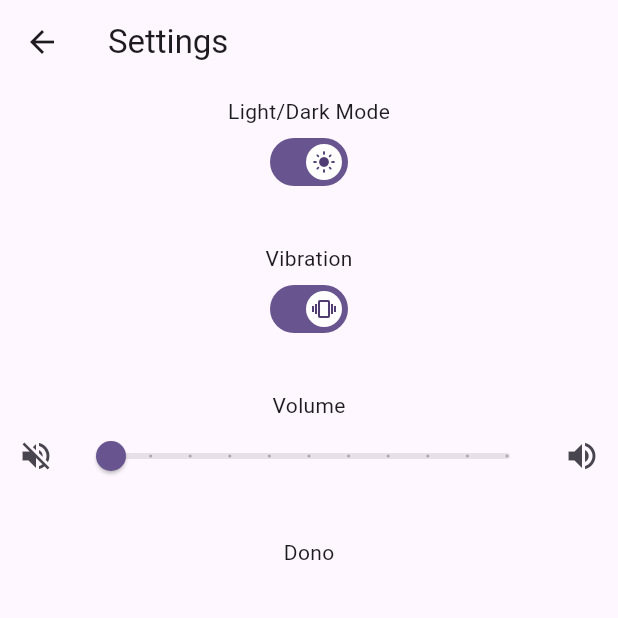
After one commit to Rollemann/WorkoutTemplateApp, a Flutter app: the screen it shows after launch, after a tap on the "settings" icon, on a phone screen of 412 x 824 dp, the top half of it. The commit adds this screen. Run offline on Flutter 3.47's test engine with Material 3 defaults, Android fonts, the light colour scheme and no system bars; our stand-ins replace shared_preferences.

Commit message:
Settings

```diff
--- a/workouttemplateapp/lib/app.dart
+++ b/workouttemplateapp/lib/app.dart
@@ -20,20 +20,17 @@ class App extends StatelessWidget {
 
 /* TODO
 - Rows:
-  - Row für Exercise auf Zeit
+  - Row für Exercise auf Zeit (Start Knopf)
   (- Animation beim löschen und hinzugfügen von Rows)
-  - Popup wo Zeit läuft?
 
 - Daten persistent speichern
-- Anzahl Pläne und Reihen beschränken Und text input
+- Anzahl Pläne und Reihen beschränken und text input Länge
 - Extra Fenster zum Pläne in der Reihenfolge zu ändern.
 
 - Pläne teilen über verschiedene Kanäle (extra Fenster wo man anhaken kann welche)
 - Pläne auch wieder öffnen können mit der App.
 
 - Settings:
-  - Settings Knopf in Appbar
-  - Settingsseite
   - Donations
   - Tag/Nacht Modus
   - Ton / Vibration wenn Timer Ende ist
--- a/workouttemplateapp/lib/screens/mainScreen.dart
+++ b/workouttemplateapp/lib/screens/mainScreen.dart
@@ -4,7 +4,7 @@ import 'package:flutter/material.dart';
 import 'package:workouttemplateapp/dbHandler.dart';
 import 'package:workouttemplateapp/screens/mainWidgets/templateDetails.dart';
 import 'package:workouttemplateapp/screens/mainWidgets/templatesNavigation.dart';
-
+import 'package:workouttemplateapp/screens/settingsScreen.dart';
 
 class MainScreen extends StatefulWidget {
   const MainScreen({super.key});
@@ -29,6 +29,18 @@ class _MainScreenState extends State<MainScreen> {
           appBar: AppBar(
             backgroundColor: Colors.amber,
             title: const Text("Test"),
+            actions: [
+              IconButton(
+                onPressed: () {
+                  Navigator.push(
+                      context,
+                      MaterialPageRoute(
+                        builder: (context) => const SettingsScreen(),
+                      ));
+                },
+                icon: const Icon(Icons.settings),
+              )
+            ],
           ),
           body: Column(
             children: [
--- /dev/null
+++ b/workouttemplateapp/lib/screens/settingsScreen.dart
@@ -0,0 +1,119 @@
+import 'package:flutter/material.dart';
+
+class SettingsScreen extends StatefulWidget {
+  const SettingsScreen({super.key});
+
+  @override
+  State<SettingsScreen> createState() => _SettingsScreenState();
+}
+
+class _SettingsScreenState extends State<SettingsScreen> {
+  bool lightMode = true;
+  bool vibration = true;
+  double volume = 0;
+
+  final MaterialStateProperty<Icon?> thumbIconLightDark =
+      MaterialStateProperty.resolveWith<Icon?>(
+    (Set<MaterialState> states) {
+      if (states.contains(MaterialState.selected)) {
+        return const Icon(Icons.light_mode);
+      }
+      return const Icon(Icons.dark_mode);
+    },
+  );
+
+  final MaterialStateProperty<Icon?> thumbIconVibration =
+      MaterialStateProperty.resolveWith<Icon?>(
+    (Set<MaterialState> states) {
+      if (states.contains(MaterialState.selected)) {
+        return const Icon(Icons.vibration);
+      }
+      return const Icon(Icons.not_interested);
+    },
+  );
+
+  @override
+  Widget build(BuildContext context) {
+    return Scaffold(
+      appBar: AppBar(
+        title: const Text("Settings"),
+      ),
+      body: Center(
+        child: Column(
+          children: [
+            const Padding(
+              padding: EdgeInsets.only(top: 8.0),
+              child: Text("Light/Dark Mode"),
+            ),
+            Switch(
+              thumbIcon: thumbIconLightDark,
+              value: lightMode,
+              onChanged: (bool value) {
+                setState(() {
+                  lightMode = value;
+                });
+              },
+            ),
+            const Padding(
+              padding: EdgeInsets.only(top: 30.0),
+              child: Text("Vibration"),
+            ),
+            Switch(
+              thumbIcon: thumbIconVibration,
+              value: vibration,
+              onChanged: (bool value) {
+                setState(() {
+                  vibration = value;
+                });
+              },
+            ),
+            const Padding(
+              padding: EdgeInsets.only(top: 30),
+              child: Text("Volume"),
+            ),
+            Row(
+              children: [
+                IconButton(
+                  tooltip: "Mute",
+                  onPressed: () {
+                    setState(() {
+                      volume = 0;
+                    });
+                  },
+                  icon: const Icon(Icons.volume_off),
+                ),
+                Expanded(
+                  child: Slider(
+                    value: volume,
+                    max: 100,
+                    divisions: 10,
+                    onChanged: (value) {
+                      setState(() {
+                        volume = value;
+                      });
+                    },
+                    label:
+                        volume.round().toString(), //volume.round().toString(),
+                  ),
+                ),
+                IconButton(
+                  tooltip: "Max",
+                  onPressed: () {
+                    setState(() {
+                      volume = volume <= 90 ? volume + 10 : 100;
+                    });
+                  },
+                  icon: const Icon(Icons.volume_up),
+                ),
+              ],
+            ),
+            const Padding(
+              padding: EdgeInsets.only(top: 30.0),
+              child: Text("Dono"),
+            ),
+          ],
+        ),
+      ),
+    );
+  }
+}
```
